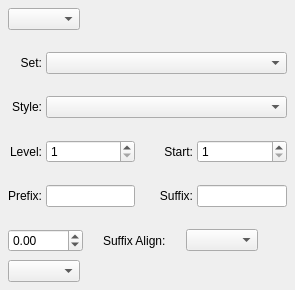
Above: scribus/ui/propertywidget_pareffectbase.ui from Fahad-Alsaidi/scribus before the change. Below: the same form after it.
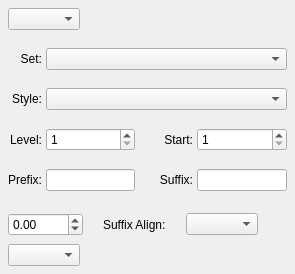
That is the form after the change. Custom widgets are drawn as their Qt base class.

Patch:
```diff
--- a/scribus/ui/propertywidget_pareffectbase.ui
+++ b/scribus/ui/propertywidget_pareffectbase.ui
@@ -7,7 +7,7 @@
     <x>0</x>
     <y>0</y>
     <width>295</width>
-    <height>290</height>
+    <height>274</height>
    </rect>
   </property>
   <layout class="QVBoxLayout" name="verticalLayout">
```
Left out of the diff: 16 changed lines with no effect on the pictures.
